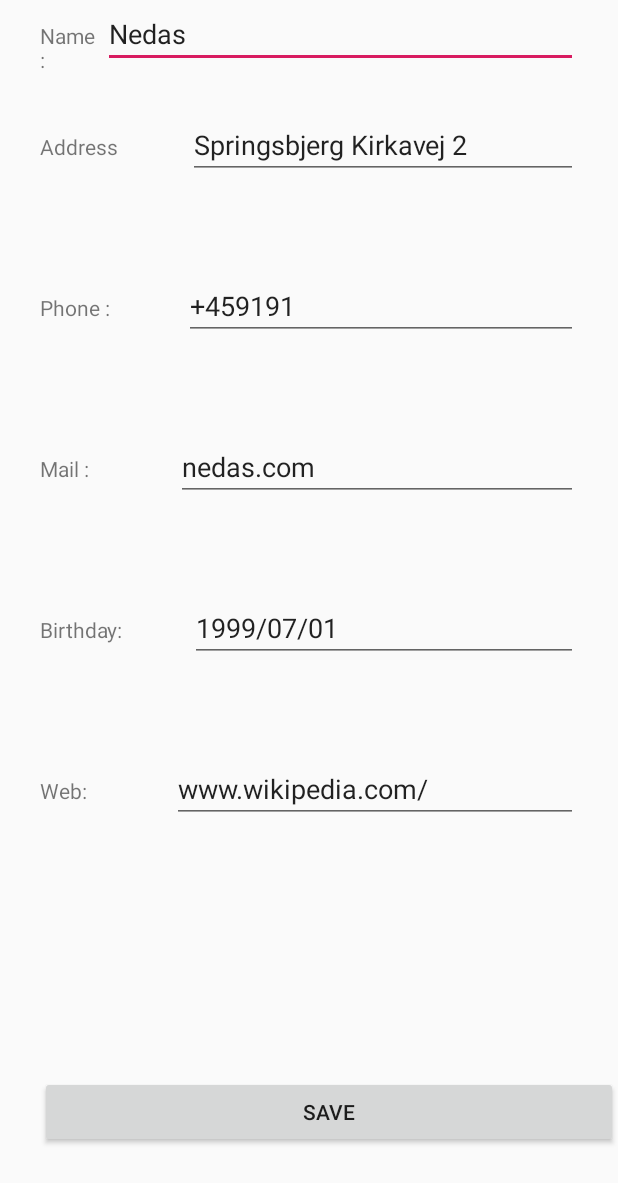
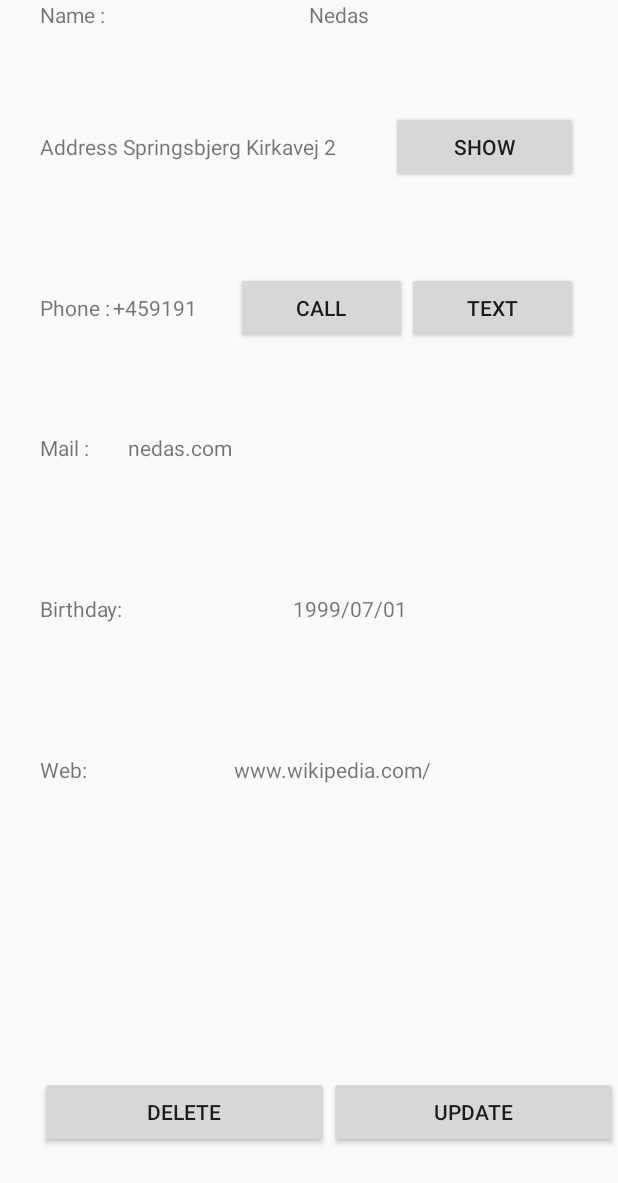
Before and after one commit to Metallist1/FriendsApp, an Android app: the screen it shows after launch (DetailsActivity), after a tap on "Nedas", on a phone screen of 412 x 824 dp. Shown: the top 1183 px of the screen. Run offline under Robolectric (Android 15) with nearby library versions, the phone set to English and light mode, and no system bars.

Commit message:
Added BLL layer, Splited create and read

```diff
--- a/app/src/main/AndroidManifest.xml
+++ b/app/src/main/AndroidManifest.xml
@@ -17,6 +17,7 @@
             </intent-filter>
         </activity>
         <activity android:name=".GUI.DetailsActivity"></activity>
+        <activity android:name=".GUI.EditDetailsActivity"></activity>
     </application>
 
 </manifest>
--- /dev/null
+++ b/app/src/main/java/com/example/myfriendsapp/BLL/BLLManager.java
@@ -0,0 +1,40 @@
+package com.example.myfriendsapp.BLL;
+
+import android.content.Context;
+
+import com.example.myfriendsapp.BE.Friend;
+import com.example.myfriendsapp.DAL.DalManager;
+import com.example.myfriendsapp.DAL.IDalManager;
+
+import java.util.List;
+
+public class BLLManager implements IBLLManager {
+
+    private Context context;
+    private IDalManager dalManager;
+
+    public BLLManager(Context current) {
+        this.context = current;
+        dalManager = new DalManager(context);
+    }
+
+    @Override
+    public List<Friend> getAllFriends() {
+        return dalManager.getAllFriends();
+    }
+
+    @Override
+    public Friend addFriend(String name, String address, String phone, String mail, String birthday, String web, int profilePicture) {
+        return dalManager.addFriend(name,address,phone,mail,birthday,web,profilePicture);
+    }
+
+    @Override
+    public Friend deleteFriend(Friend friendToDelete) {
+        return dalManager.deleteFriend(friendToDelete);
+    }
+
+    @Override
+    public Friend updateFriend(Friend friendToUpdate) {
+        return dalManager.deleteFriend(friendToUpdate);
+    }
+}
--- /dev/null
+++ b/app/src/main/java/com/example/myfriendsapp/BLL/IBLLManager.java
@@ -0,0 +1,16 @@
+package com.example.myfriendsapp.BLL;
+
+import com.example.myfriendsapp.BE.Friend;
+
+import java.util.List;
+
+public interface IBLLManager {
+
+    public List<Friend> getAllFriends();
+
+    public Friend addFriend(String name, String address, String phone, String mail, String birthday, String web, int profilePicture);
+
+    public Friend deleteFriend(Friend friendToDelete);
+
+    public Friend updateFriend(Friend friendToUpdate);
+}
--- a/app/src/main/java/com/example/myfriendsapp/GUI/DetailsActivity.java
+++ b/app/src/main/java/com/example/myfriendsapp/GUI/DetailsActivity.java
@@ -6,45 +6,31 @@ import android.view.View;
 import android.widget.EditText;
 import android.widget.ImageView;
 import android.widget.LinearLayout;
+import android.widget.TextView;
 
 
 import com.example.myfriendsapp.BE.Friend;
-import com.example.myfriendsapp.DAL.DalManager;
-import com.example.myfriendsapp.DAL.IDalManager;
 import com.example.myfriendsapp.R;
 
 public class DetailsActivity extends Activity {
 
-    IDalManager dalManager = new DalManager(this);
         @Override
         protected void onCreate(Bundle savedInstanceState) {
             super.onCreate(savedInstanceState);
-            setContentView(R.layout.activity_editdetails);
+            setContentView(R.layout.activity_inserteddetails);
             if(getIntent().getExtras()!=null){
                 Friend frends = (Friend)getIntent().getSerializableExtra("UserToDisplay");
 
-                ((EditText)findViewById(R.id.edit_name)).setText(frends.getName());
-                ((EditText)findViewById(R.id.edit_address)).setText(frends.getAddress());
-                ((EditText)findViewById(R.id.edit_birthday)).setText(frends.getBirthday());
-                ((EditText)findViewById(R.id.edit_email)).setText(frends.getMail());
-                ((EditText)findViewById(R.id.edit_phone)).setText(frends.getPhone());
-                ((EditText)findViewById(R.id.edit_link)).setText(frends.getWeb());
+                ((TextView)findViewById(R.id.txt_name)).setText(frends.getName());
+                ((TextView)findViewById(R.id.txt_address)).setText(frends.getAddress());
+                ((TextView)findViewById(R.id.txt_birthday)).setText(frends.getBirthday());
+                ((TextView)findViewById(R.id.txt_mail)).setText(frends.getMail());
+                ((TextView)findViewById(R.id.txt_number)).setText(frends.getPhone());
+                ((TextView)findViewById(R.id.txt_web)).setText(frends.getWeb());
                 ImageView icon = (ImageView) findViewById(R.id.profilePicture);
                 icon.setLayoutParams(new LinearLayout.LayoutParams(200, 200));
                 icon.setImageResource(frends.getProfilePicture());
             }
-            findViewById(R.id.btn_save).setOnClickListener(new View.OnClickListener() {
-                @Override
-                public void onClick(View view) {
-                  String name =   ((EditText)findViewById(R.id.edit_name)).getText().toString();
-                  String address = ((EditText)findViewById(R.id.edit_address)).getText().toString();
-                    String birthday =  ((EditText)findViewById(R.id.edit_birthday)).getText().toString();
-                    String email =   ((EditText)findViewById(R.id.edit_email)).getText().toString();
-                    String phone =  ((EditText)findViewById(R.id.edit_phone)).getText().toString();
-                    String link =   ((EditText)findViewById(R.id.edit_link)).getText().toString();
-                    dalManager.addFriend(name,address,phone,email,birthday,link,profilepicture);
-                }
-            });
         }
 
 }
--- a/app/src/main/java/com/example/myfriendsapp/GUI/MainActivity.java
+++ b/app/src/main/java/com/example/myfriendsapp/GUI/MainActivity.java
@@ -11,6 +11,8 @@ import android.view.View;
 import android.widget.AdapterView;
 import android.widget.ListView;
 
+import com.example.myfriendsapp.BLL.BLLManager;
+import com.example.myfriendsapp.BLL.IBLLManager;
 import com.example.myfriendsapp.GUI.Extra.CustomAdapter;
 import com.example.myfriendsapp.BE.Friend;
 import com.example.myfriendsapp.DAL.DalManager;
@@ -25,7 +27,7 @@ public class MainActivity extends AppCompatActivity {
 
     private ListView friendListViewas;
     private List<Friend> friendList;
-    private IDalManager dalManager;
+    private IBLLManager bllManager;
 
     @Override
     protected void onCreate(Bundle savedInstanceState) {
@@ -33,7 +35,7 @@ public class MainActivity extends AppCompatActivity {
         super.onCreate(savedInstanceState);
         setContentView(R.layout.activity_main);
 
-        dalManager = new DalManager(this);
+        bllManager = new BLLManager(this);
         setUpInitialList();
 
     }
@@ -63,11 +65,11 @@ public class MainActivity extends AppCompatActivity {
 
     //Version 2 of this method will switch from temp data to real data
     private List<Friend> setUpFriendList(){
-        return dalManager.getAllFriends();
+        return bllManager.getAllFriends();
     }
 
     private void setUpNewDetails(){
-        Intent myIntent = new Intent(this, DetailsActivity.class); //Create intent
+        Intent myIntent = new Intent(this, EditDetailsActivity.class); //Create intent
         startActivityForResult(myIntent, 0); //Wait for results
     }
 
--- a/app/src/main/res/layout/activity_editdetails.xml
+++ b/app/src/main/res/layout/activity_editdetails.xml
@@ -49,6 +49,13 @@
             android:layout_weight="1"
             android:ems="10"
             android:inputType="textPersonName" />
+
+        <Button
+            android:id="@+id/btn_home"
+            android:layout_width="wrap_content"
+            android:layout_height="wrap_content"
+            android:layout_weight="1"
+            android:text="Home" />
 
     </LinearLayout>
 
@@ -169,7 +176,7 @@
         android:orientation="horizontal">
 
         <Button
-            android:id="@+id/btn_save"
+            android:id="@+id/btn_update"
             android:layout_width="wrap_content"
             android:layout_height="wrap_content"
             android:layout_weight="1"
--- a/app/src/main/res/layout/activity_inserteddetails.xml
+++ b/app/src/main/res/layout/activity_inserteddetails.xml
@@ -13,18 +13,18 @@
         android:orientation="horizontal">
 
         <TextView
+            android:layout_width="23dp"
+            android:layout_height="wrap_content"
+            android:layout_marginRight="25px"
+            android:layout_weight="0.1"
+            android:text="Name :" />
+
+        <TextView
+            android:id="@+id/txt_name"
             android:layout_width="wrap_content"
             android:layout_height="wrap_content"
             android:layout_weight="0.1"
-            android:text="Name :" />
-
-        <EditText
-            android:id="@+id/edit_name"
-            android:layout_width="500px"
-            android:layout_height="wrap_content"
-            android:layout_weight="1"
-            android:ems="10"
-            android:inputType="textPersonName" />
+            android:text="TextView" />
 
     </LinearLayout>
 
@@ -39,23 +39,15 @@
         <TextView
             android:layout_width="wrap_content"
             android:layout_height="wrap_content"
-            android:layout_weight="1"
+            android:layout_weight="0.1"
             android:text="Address" />
 
-        <EditText
-            android:id="@+id/edit_address"
+        <TextView
+            android:id="@+id/txt_address"
             android:layout_width="wrap_content"
             android:layout_height="wrap_content"
             android:layout_weight="1"
-            android:ems="10"
-            android:inputType="textPersonName" />
-
-        <Button
-            android:id="@+id/btn_home"
-            android:layout_width="70dp"
-            android:layout_height="wrap_content"
-            android:layout_weight="1"
-            android:text="Home" />
+            android:text="TextView" />
 
         <Button
             android:id="@+id/btn_show"
@@ -77,16 +69,15 @@
         <TextView
             android:layout_width="wrap_content"
             android:layout_height="wrap_content"
-            android:layout_weight="1"
+            android:layout_weight="0.1"
             android:text="Phone :" />
 
-        <EditText
-            android:id="@+id/edit_phone"
+        <TextView
+            android:id="@+id/txt_number"
             android:layout_width="wrap_content"
             android:layout_height="wrap_content"
             android:layout_weight="1"
-            android:ems="10"
-            android:inputType="phone" />
+            android:text="TextView" />
 
         <Button
             android:id="@+id/btn_call"
@@ -96,11 +87,11 @@
             android:text="Call" />
 
         <Button
-            android:id="@+id/btn_msg"
+            android:id="@+id/btn_text"
             android:layout_width="wrap_content"
             android:layout_height="wrap_content"
             android:layout_weight="1"
-            android:text="Message" />
+            android:text="Text" />
 
     </LinearLayout>
 
@@ -115,16 +106,16 @@
         <TextView
             android:layout_width="wrap_content"
             android:layout_height="wrap_content"
-            android:layout_weight="1"
+            android:layout_weight="0.1"
             android:text="Mail : " />
 
-        <EditText
-            android:id="@+id/edit_email"
+        <TextView
+            android:id="@+id/txt_mail"
             android:layout_width="wrap_content"
             android:layout_height="wrap_content"
             android:layout_weight="1"
-            android:ems="10"
-            android:inputType="textEmailAddress" />
+            android:text="TextView" />
+
     </LinearLayout>
 
     <LinearLayout
@@ -141,13 +132,13 @@
             android:layout_weight="1"
             android:text="Birthday:" />
 
-        <EditText
-            android:id="@+id/edit_birthday"
+        <TextView
+            android:id="@+id/txt_birthday"
             android:layout_width="wrap_content"
             android:layout_height="wrap_content"
             android:layout_weight="1"
-            android:ems="10"
-            android:inputType="date" />
+            android:text="TextView" />
+
     </LinearLayout>
 
     <LinearLayout
@@ -164,13 +155,13 @@
             android:layout_weight="1"
             android:text="Web:" />
 
-        <EditText
-            android:id="@+id/edit_link"
+        <TextView
+            android:id="@+id/txt_web"
             android:layout_width="wrap_content"
             android:layout_height="wrap_content"
             android:layout_weight="1"
-            android:ems="10"
-            android:inputType="textPersonName" />
+            android:text="TextView" />
+
     </LinearLayout>
 
     <LinearLayout
@@ -204,11 +195,11 @@
             android:text="Delete" />
 
         <Button
-            android:id="@+id/btn_save"
+            android:id="@+id/btn_update"
             android:layout_width="wrap_content"
             android:layout_height="wrap_content"
             android:layout_weight="1"
-            android:text="Save" />
+            android:text="Update" />
     </LinearLayout>
 
 </LinearLayout>
```
Also changed, not shown: app/src/main/java/com/example/myfriendsapp/GUI/EditDetailsActivity.java (added, +31 -0 lines).
